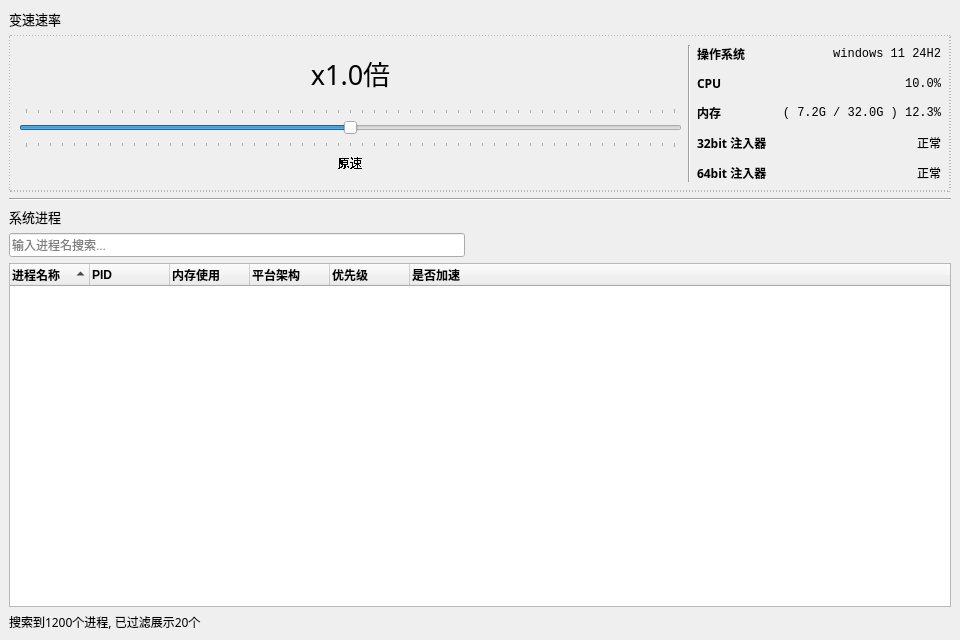
zxlhhyccc/OpenSpeedy, file mainwindow.ui: the form before one commit.
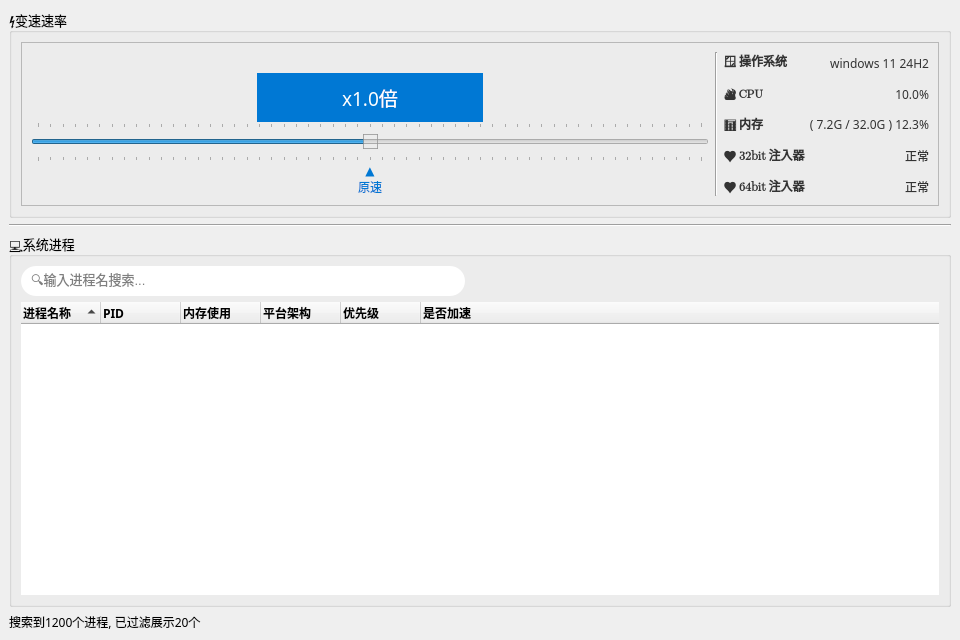
The form after the commit.

Commit message: optimize UI layout and stylesheet

The edit to the form file:
```diff
--- a/mainwindow.ui
+++ b/mainwindow.ui
@@ -44,23 +44,22 @@
     <item>
      <layout class="QVBoxLayout" name="verticalLayout">
       <item>
-       <widget class="QLabel" name="speedLabel">
+       <widget class="QGroupBox" name="speedGroupBox">
         <property name="font">
          <font>
-          <family>Microsoft YaHei UI</family>
+          <family>Segoe UI Emoji</family>
           <pointsize>10</pointsize>
-          <bold>false</bold>
-          <kerning>true</kerning>
+          <italic>false</italic>
+          <stylestrategy>PreferAntialias</stylestrategy>
          </font>
         </property>
-        <property name="text">
-         <string>变速速率</string>
+        <property name="styleSheet">
+         <string notr="true"/>
         </property>
-        <property name="scaledContents">
-         <bool>false</bool>
+        <property name="title">
+         <string>⚡变速速率</string>
         </property>
-       </widget>
-      </item>
+        <layout class="QVBoxLayout" name="verticalLayout_3">
       <item>
        <widget class="QFrame" name="sliderFrame">
         <property name="enabled">
@@ -79,10 +78,9 @@
          </size>
         </property>
         <property name="styleSheet">
-         <string notr="true">#sliderFrame {
-	border: 1px dotted grey;
-	border-radius: 2px;
-}</string>
+            <string notr="true">        QFrame {
+            color: #333333;
+        }</string>
         </property>
         <property name="frameShape">
          <enum>QFrame::StyledPanel</enum>
@@ -91,126 +89,10 @@
          <enum>QFrame::Raised</enum>
         </property>
         <layout class="QGridLayout" name="gridLayout">
-         <item row="0" column="0" rowspan="2">
-          <widget class="QLabel" name="sliderLabel">
-           <property name="sizePolicy">
-            <sizepolicy hsizetype="Expanding" vsizetype="Maximum">
-             <horstretch>0</horstretch>
-             <verstretch>0</verstretch>
-            </sizepolicy>
-           </property>
-           <property name="minimumSize">
-            <size>
-             <width>120</width>
-             <height>0</height>
-            </size>
-           </property>
-           <property name="font">
-            <font>
-             <family>LXGW WenKai</family>
-             <pointsize>20</pointsize>
-             <italic>false</italic>
-             <bold>false</bold>
-             <kerning>true</kerning>
-            </font>
-           </property>
-           <property name="layoutDirection">
-            <enum>Qt::LeftToRight</enum>
-           </property>
-           <property name="styleSheet">
-            <string notr="true"/>
-           </property>
-           <property name="text">
-            <string>x1.0倍</string>
-           </property>
-           <property name="alignment">
-            <set>Qt::AlignCenter</set>
-           </property>
-          </widget>
-         </item>
-         <item row="3" column="0">
-          <widget class="QLabel" name="originSpeedLabel">
-           <property name="sizePolicy">
-            <sizepolicy hsizetype="MinimumExpanding" vsizetype="Preferred">
-             <horstretch>0</horstretch>
-             <verstretch>0</verstretch>
-            </sizepolicy>
-           </property>
-           <property name="font">
-            <font>
-             <family>MS PGothic</family>
-             <underline>false</underline>
-             <stylestrategy>NoAntialias</stylestrategy>
-            </font>
-           </property>
-           <property name="text">
-            <string>原速</string>
-           </property>
-           <property name="alignment">
-            <set>Qt::AlignHCenter|Qt::AlignTop</set>
-           </property>
-           <property name="indent">
+            <property name="verticalSpacing">
             <number>0</number>
            </property>
-          </widget>
-         </item>
-         <item row="0" column="1" rowspan="4">
-          <widget class="Line" name="osSpliter">
-           <property name="frameShadow">
-            <enum>QFrame::Sunken</enum>
-           </property>
-           <property name="lineWidth">
-            <number>1</number>
-           </property>
-           <property name="orientation">
-            <enum>Qt::Vertical</enum>
-           </property>
-          </widget>
-         </item>
-         <item row="2" column="0">
-          <widget class="QSlider" name="sliderCtrl">
-           <property name="sizePolicy">
-            <sizepolicy hsizetype="MinimumExpanding" vsizetype="Fixed">
-             <horstretch>2</horstretch>
-             <verstretch>0</verstretch>
-            </sizepolicy>
-           </property>
-           <property name="minimumSize">
-            <size>
-             <width>300</width>
-             <height>40</height>
-            </size>
-           </property>
-           <property name="cursor">
-            <cursorShape>ArrowCursor</cursorShape>
-           </property>
-           <property name="mouseTracking">
-            <bool>true</bool>
-           </property>
-           <property name="tabletTracking">
-            <bool>false</bool>
-           </property>
-           <property name="minimum">
-            <number>-27</number>
-           </property>
-           <property name="maximum">
-            <number>27</number>
-           </property>
-           <property name="orientation">
-            <enum>Qt::Horizontal</enum>
-           </property>
-           <property name="invertedControls">
-            <bool>false</bool>
-           </property>
-           <property name="tickPosition">
-            <enum>QSlider::TicksBothSides</enum>
-           </property>
-           <property name="tickInterval">
-            <number>1</number>
-           </property>
-          </widget>
-         </item>
-         <item row="0" column="2" rowspan="4">
+            <item row="0" column="2" rowspan="5">
           <layout class="QFormLayout" name="osLayout">
            <property name="sizeConstraint">
             <enum>QLayout::SetMaximumSize</enum>
@@ -228,14 +110,14 @@
             <widget class="QLabel" name="osLabel">
              <property name="font">
               <font>
-               <family>MS PGothic</family>
+                  <family>Segoe UI Emoji</family>
                <bold>true</bold>
                <stylestrategy>PreferAntialias</stylestrategy>
                <kerning>true</kerning>
               </font>
              </property>
              <property name="text">
-              <string>操作系统</string>
+                 <string>🪟 操作系统</string>
              </property>
             </widget>
            </item>
@@ -249,7 +131,7 @@
              </property>
              <property name="font">
               <font>
-               <family>Courier New</family>
+                  <family>微软雅黑</family>
               </font>
              </property>
              <property name="text">
@@ -264,14 +146,14 @@
             <widget class="QLabel" name="cpuLabel">
              <property name="font">
               <font>
-               <family>MS PGothic</family>
+                  <family>Segoe UI Emoji</family>
                <bold>true</bold>
                <stylestrategy>PreferAntialias</stylestrategy>
                <kerning>true</kerning>
               </font>
              </property>
              <property name="text">
-              <string>CPU</string>
+                 <string>🔥 CPU</string>
              </property>
              <property name="alignment">
               <set>Qt::AlignLeading|Qt::AlignLeft|Qt::AlignVCenter</set>
@@ -288,7 +170,7 @@
              </property>
              <property name="font">
               <font>
-               <family>Courier New</family>
+                  <family>微软雅黑</family>
               </font>
              </property>
              <property name="text">
@@ -303,14 +185,14 @@
             <widget class="QLabel" name="memLabel">
              <property name="font">
               <font>
-               <family>MS PGothic</family>
+                  <family>Segoe UI Emoji</family>
                <bold>true</bold>
                <stylestrategy>PreferAntialias</stylestrategy>
                <kerning>true</kerning>
               </font>
              </property>
              <property name="text">
-              <string>内存</string>
+                 <string>📊 内存</string>
              </property>
             </widget>
            </item>
@@ -324,7 +206,7 @@
              </property>
              <property name="font">
               <font>
-               <family>Courier New</family>
+                  <family>微软雅黑</family>
               </font>
              </property>
              <property name="text">
@@ -339,14 +221,14 @@
             <widget class="QLabel" name="injector32Label">
              <property name="font">
               <font>
-               <family>MS PGothic</family>
+                  <family>Segoe UI Emoji</family>
                <bold>true</bold>
                <stylestrategy>PreferAntialias</stylestrategy>
                <kerning>true</kerning>
               </font>
              </property>
              <property name="text">
-              <string>32bit 注入器</string>
+                 <string>♥️ 32bit 注入器</string>
              </property>
             </widget>
            </item>
@@ -360,7 +242,7 @@
              </property>
              <property name="font">
               <font>
-               <family>Courier New</family>
+                  <family>微软雅黑</family>
               </font>
              </property>
              <property name="text">
@@ -375,14 +257,14 @@
             <widget class="QLabel" name="injector64Label">
              <property name="font">
               <font>
-               <family>MS PGothic</family>
+                  <family>Segoe UI Emoji</family>
                <bold>true</bold>
                <stylestrategy>PreferAntialias</stylestrategy>
                <kerning>true</kerning>
               </font>
              </property>
              <property name="text">
-              <string>64bit 注入器</string>
+                 <string>♥️ 64bit 注入器</string>
              </property>
             </widget>
            </item>
@@ -396,7 +278,7 @@
              </property>
              <property name="font">
               <font>
-               <family>Courier New</family>
+                  <family>微软雅黑</family>
               </font>
              </property>
              <property name="text">
@@ -408,6 +290,209 @@
             </widget>
            </item>
           </layout>
+            </item>
+            <item row="4" column="0">
+             <widget class="QLabel" name="originSpeedLabel">
+              <property name="sizePolicy">
+               <sizepolicy hsizetype="MinimumExpanding" vsizetype="Preferred">
+                <horstretch>0</horstretch>
+                <verstretch>0</verstretch>
+               </sizepolicy>
+              </property>
+              <property name="font">
+               <font>
+                <family>微软雅黑</family>
+                <underline>false</underline>
+                <stylestrategy>PreferAntialias</stylestrategy>
+                <kerning>true</kerning>
+               </font>
+              </property>
+              <property name="styleSheet">
+               <string notr="true">color:  #0078D4;</string>
+              </property>
+              <property name="text">
+               <string>▲
+原速</string>
+              </property>
+              <property name="alignment">
+               <set>Qt::AlignHCenter|Qt::AlignTop</set>
+              </property>
+              <property name="indent">
+               <number>0</number>
+              </property>
+             </widget>
+            </item>
+            <item row="3" column="0">
+             <widget class="QSlider" name="sliderCtrl">
+              <property name="sizePolicy">
+               <sizepolicy hsizetype="MinimumExpanding" vsizetype="Fixed">
+                <horstretch>2</horstretch>
+                <verstretch>0</verstretch>
+               </sizepolicy>
+              </property>
+              <property name="minimumSize">
+               <size>
+                <width>300</width>
+                <height>40</height>
+               </size>
+              </property>
+              <property name="cursor">
+               <cursorShape>PointingHandCursor</cursorShape>
+              </property>
+              <property name="mouseTracking">
+               <bool>true</bool>
+              </property>
+              <property name="tabletTracking">
+               <bool>false</bool>
+              </property>
+              <property name="styleSheet">
+               <string notr="true">QSlider::handle:horizontal {
+    background: qlineargradient(x1:0, y1:0, x2:0, y2:1,
+                stop:0 rgba(255, 255, 255, 0.9), 
+                stop:0.2 rgba(255, 255, 255, 0.7),
+                stop:0.8 rgba(230, 230, 230, 0.8), 
+                stop:1 rgba(200, 200, 200, 0.9));
+    border: 1px solid rgba(150, 150, 150, 0.8);
+    box-shadow: 0 4px 12px rgba(0, 0, 0, 0.2), 
+                inset 0 1px 2px rgba(255, 255, 255, 0.8);
+}
+
+QSlider::handle:horizontal:hover {
+    background: qlineargradient(x1:0, y1:0, x2:0, y2:1,
+                stop:0 rgba(255, 255, 255, 0.95), 
+                stop:0.2 rgba(227, 242, 253, 0.8),
+                stop:0.8 rgba(144, 202, 249, 0.8), 
+                stop:1 rgba(100, 181, 246, 0.9));
+    border: 1px solid rgba(25, 118, 210, 0.8);
+    box-shadow: 0 6px 16px rgba(25, 118, 210, 0.3),
+                inset 0 1px 2px rgba(255, 255, 255, 0.9);
+}
+
+QSlider::handle:horizontal:pressed {
+    background: qlineargradient(x1:0, y1:0, x2:0, y2:1,
+                stop:0 rgba(227, 242, 253, 0.9), 
+                stop:0.3 rgba(144, 202, 249, 0.8),
+                stop:0.7 rgba(66, 165, 245, 0.9), 
+                stop:1 rgba(25, 118, 210, 0.95));
+    border: 1px solid rgba(13, 71, 161, 0.9);
+    box-shadow: 0 2px 8px rgba(13, 71, 161, 0.4),
+                inset 0 1px 2px rgba(255, 255, 255, 0.6);
+}</string>
+              </property>
+              <property name="minimum">
+               <number>-27</number>
+              </property>
+              <property name="maximum">
+               <number>27</number>
+              </property>
+              <property name="orientation">
+               <enum>Qt::Horizontal</enum>
+              </property>
+              <property name="invertedControls">
+               <bool>false</bool>
+              </property>
+              <property name="tickPosition">
+               <enum>QSlider::TicksBothSides</enum>
+              </property>
+              <property name="tickInterval">
+               <number>1</number>
+              </property>
+             </widget>
+            </item>
+            <item row="0" column="1" rowspan="5">
+             <widget class="Line" name="osSpliter">
+              <property name="frameShadow">
+               <enum>QFrame::Sunken</enum>
+              </property>
+              <property name="lineWidth">
+               <number>1</number>
+              </property>
+              <property name="orientation">
+               <enum>Qt::Vertical</enum>
+              </property>
+             </widget>
+            </item>
+            <item row="2" column="0">
+             <layout class="QHBoxLayout" name="sliderTitle">
+              <item>
+               <spacer name="horizontalSpacer_2">
+                <property name="orientation">
+                 <enum>Qt::Horizontal</enum>
+                </property>
+                <property name="sizeHint" stdset="0">
+                 <size>
+                  <width>100</width>
+                  <height>20</height>
+                 </size>
+                </property>
+               </spacer>
+              </item>
+              <item>
+               <widget class="QLabel" name="sliderLabel">
+                <property name="sizePolicy">
+                 <sizepolicy hsizetype="MinimumExpanding" vsizetype="Maximum">
+                  <horstretch>0</horstretch>
+                  <verstretch>0</verstretch>
+                 </sizepolicy>
+                </property>
+                <property name="minimumSize">
+                 <size>
+                  <width>120</width>
+                  <height>0</height>
+                 </size>
+                </property>
+                <property name="font">
+                 <font>
+                  <family>LXGW WenKai</family>
+                  <pointsize>14</pointsize>
+                  <italic>false</italic>
+                  <bold>false</bold>
+                  <kerning>true</kerning>
+                 </font>
+                </property>
+                <property name="layoutDirection">
+                 <enum>Qt::LeftToRight</enum>
+                </property>
+                <property name="styleSheet">
+                 <string notr="true">    QLabel {
+        background-color: #0078D4;
+
+        color: white;
+        border-radius: 25px;
+		padding: 10;
+    }</string>
+                </property>
+                <property name="frameShadow">
+                 <enum>QFrame::Raised</enum>
+                </property>
+                <property name="text">
+                 <string>x1.0倍</string>
+                </property>
+                <property name="alignment">
+                 <set>Qt::AlignCenter</set>
+                </property>
+               </widget>
+              </item>
+              <item>
+               <spacer name="horizontalSpacer">
+                <property name="orientation">
+                 <enum>Qt::Horizontal</enum>
+                </property>
+                <property name="sizeType">
+                 <enum>QSizePolicy::Expanding</enum>
+                </property>
+                <property name="sizeHint" stdset="0">
+                 <size>
+                  <width>100</width>
+                  <height>20</height>
+                 </size>
+                </property>
+               </spacer>
+              </item>
+             </layout>
+            </item>
+           </layout>
+          </widget>
          </item>
         </layout>
        </widget>
@@ -420,18 +505,22 @@
        </widget>
       </item>
       <item>
-       <widget class="QLabel" name="systempsLabel">
+       <widget class="QGroupBox" name="processGroupBox">
         <property name="font">
          <font>
-          <family>Microsoft YaHei UI</family>
+          <family>Segoe UI Emoji</family>
           <pointsize>10</pointsize>
+          <italic>false</italic>
+          <stylestrategy>PreferAntialias</stylestrategy>
          </font>
         </property>
-        <property name="text">
-         <string>系统进程</string>
+        <property name="styleSheet">
+         <string notr="true"/>
         </property>
-       </widget>
-      </item>
+        <property name="title">
+         <string>💻系统进程</string>
+        </property>
+        <layout class="QVBoxLayout" name="verticalLayout_4">
       <item>
        <layout class="QHBoxLayout" name="filterLayout">
         <item>
@@ -447,8 +536,13 @@
             <family>Microsoft YaHei UI</family>
            </font>
           </property>
+             <property name="styleSheet">
+              <string notr="true">height: 30px;
+border-radius: 15px;
+padding: 0px 8px;</string>
+             </property>
           <property name="placeholderText">
-           <string>输入进程名搜索...</string>
+              <string>🔍输入进程名搜索...</string>
           </property>
           <property name="clearButtonEnabled">
            <bool>true</bool>
@@ -506,12 +600,18 @@
        <widget class="QTreeWidget" name="processMonitorWidget">
         <property name="font">
          <font>
-          <family>Microsoft YaHei UI</family>
+             <family>微软雅黑</family>
           <pointsize>9</pointsize>
          </font>
         </property>
         <property name="styleSheet">
-         <string notr="true">QTreeWidget::item { height: 30px; }</string>
+            <string notr="true">QTreeWidget::item { 
+	height: 30px; 
+}
+
+QTreeWidget {
+	border:none
+}</string>
         </property>
         <property name="sortingEnabled">
          <bool>true</bool>
@@ -537,6 +637,7 @@
          </property>
          <property name="font">
           <font>
+              <family>微软雅黑</family>
            <bold>true</bold>
           </font>
          </property>
@@ -547,6 +648,7 @@
          </property>
          <property name="font">
           <font>
+              <family>微软雅黑</family>
            <bold>true</bold>
           </font>
          </property>
@@ -557,6 +659,7 @@
          </property>
          <property name="font">
           <font>
+              <family>微软雅黑</family>
            <bold>true</bold>
           </font>
          </property>
@@ -567,6 +670,7 @@
          </property>
          <property name="font">
           <font>
+              <family>微软雅黑</family>
            <bold>true</bold>
           </font>
          </property>
@@ -577,6 +681,7 @@
          </property>
          <property name="font">
           <font>
+              <family>微软雅黑</family>
            <bold>true</bold>
           </font>
          </property>
@@ -587,10 +692,14 @@
          </property>
          <property name="font">
           <font>
+              <family>微软雅黑</family>
            <bold>true</bold>
           </font>
          </property>
         </column>
+          </widget>
+         </item>
+        </layout>
        </widget>
       </item>
      </layout>
```
Left out of the diff: 8 changed lines with no effect on the pictures. Lines whose indentation alone changed are shown as unchanged. The commit also changes 3 other files.
